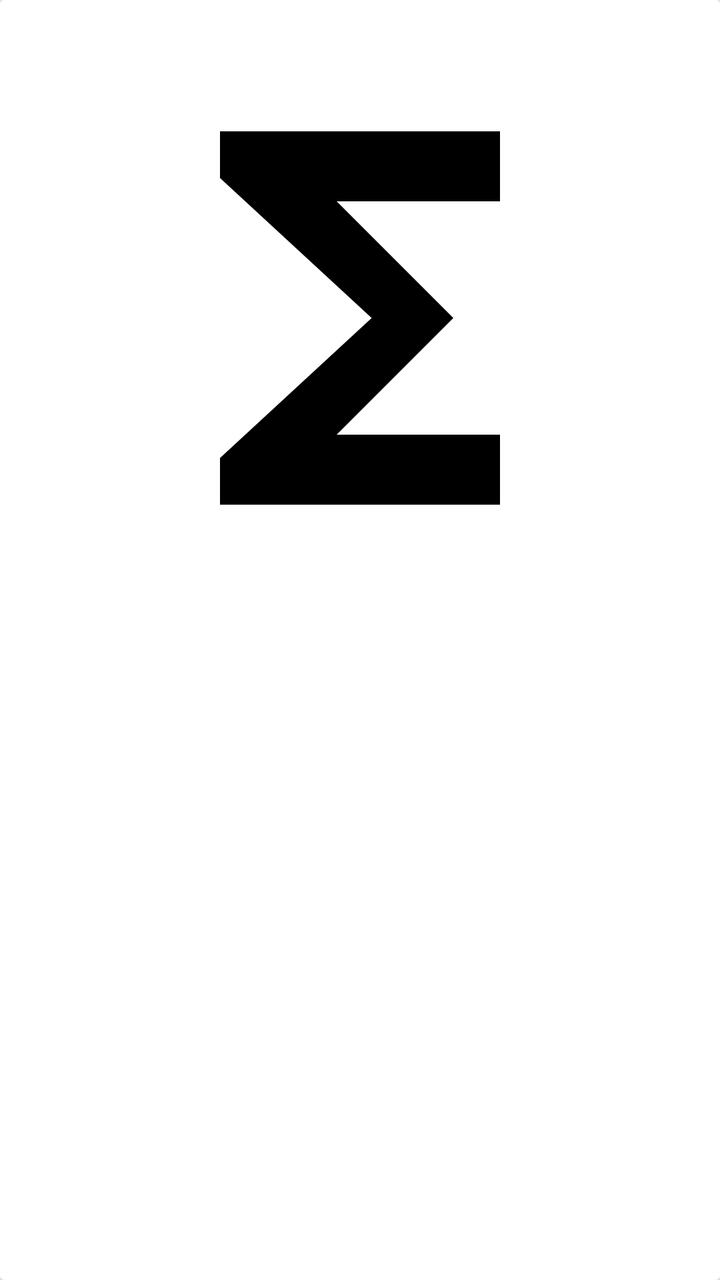
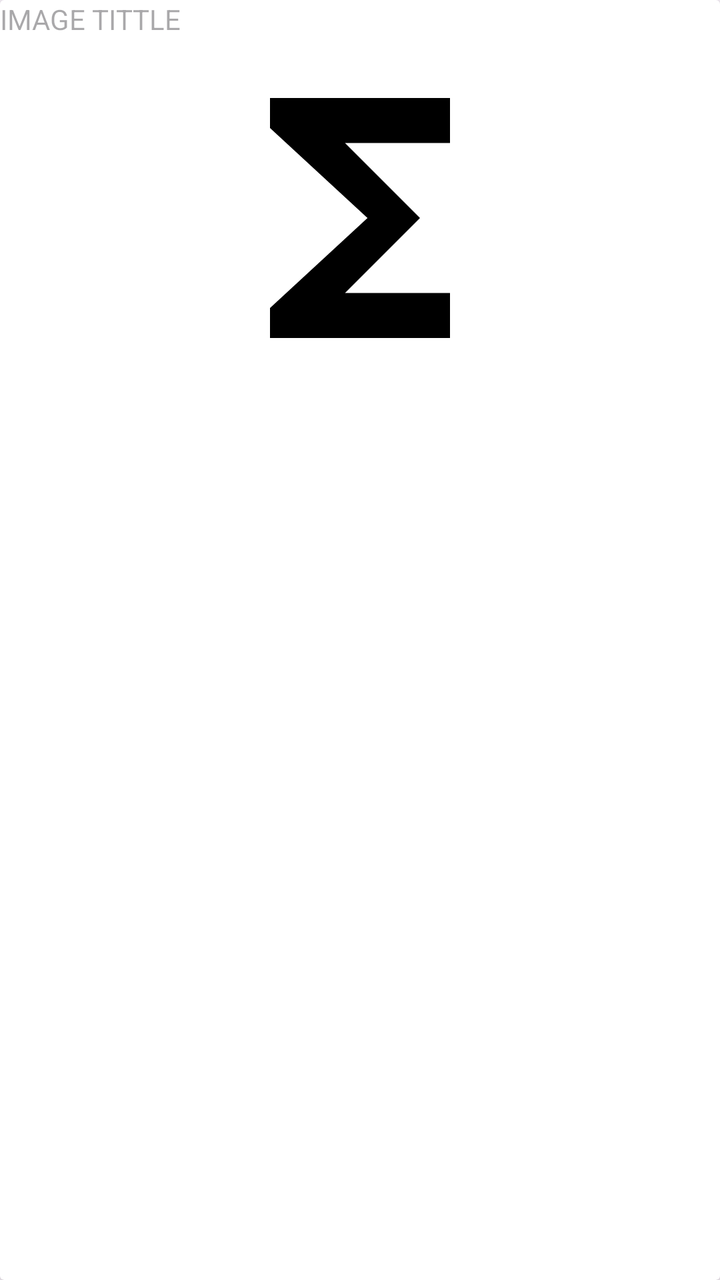

An Android layout rendered at two revisions. The XML below is the earlier revision; the diff shows what the commit changed to produce the second picture.
<!-- AndroidManifest.xml: another module's application theme Theme.MovieCatalog -->
<!-- res/layout/image_entry.xml -->
<?xml version="1.0" encoding="utf-8"?>
<androidx.cardview.widget.CardView xmlns:android="http://schemas.android.com/apk/res/android"
    android:layout_width="match_parent"
    android:layout_height="wrap_content"
    android:padding="@dimen/eight_dimen">

    <LinearLayout
        android:layout_width="match_parent"
        android:layout_height="match_parent"
        android:orientation="vertical">

        <TextView
            android:id="@+id/image_title"
            android:layout_width="match_parent"
            android:layout_height="wrap_content" />

        <ImageView
            android:id="@+id/movie_image"
            android:layout_width="match_parent"
            android:layout_height="@dimen/image_height"
            android:src="@drawable/ic_image" />
    </LinearLayout>

</androidx.cardview.widget.CardView>
<!-- resources referenced by this layout -->
<resources>
  <dimen name="eight_dimen">8dp</dimen>
  <dimen name="image_height">280dp</dimen>
  <!-- drawable ic_image (drawable) -->
  <vector xmlns:android="http://schemas.android.com/apk/res/android"
      android:width="24dp"
      android:height="24dp"
      android:tint="#000000"
      android:viewportWidth="24"
      android:viewportHeight="24">
      <path
          android:fillColor="@android:color/white"
          android:pathData="M18,4H6v2l6.5,6L6,18v2h12v-3h-7l5,-5 -5,-5h7V4z" />
  </vector>
  <style name="Theme.MovieCatalog" parent="Theme.Material3.Light.NoActionBar">
          
          <item name="colorPrimary">@color/purple_500</item>
          <item name="colorPrimaryVariant">@color/purple_700</item>
          <item name="colorOnPrimary">@color/white</item>
          
          <item name="colorSecondary">@color/teal_200</item>
          <item name="colorSecondaryVariant">@color/teal_700</item>
          <item name="colorOnSecondary">@color/black</item>
          
          <item name="android:statusBarColor">@android:color/darker_gray</item>
          
      </style>
  <color name="purple_500">#FF6200EE</color>
  <color name="purple_700">#FF3700B3</color>
  <color name="white">#FFFFFFFF</color>
  <color name="teal_200">#FF03DAC5</color>
  <color name="teal_700">#FF018786</color>
  <color name="black">#FF000000</color>
</resources>

<!-- the commit's change to res/layout/image_entry.xml (unified diff, before → after) -->
@@ -11,13 +11,14 @@
 
         <TextView
             android:id="@+id/image_title"
+            android:hint="IMAGE TITTLE"
             android:layout_width="match_parent"
             android:layout_height="wrap_content" />
 
         <ImageView
             android:id="@+id/movie_image"
             android:layout_width="match_parent"
-            android:layout_height="@dimen/image_height"
+            android:layout_height="180dp"
             android:src="@drawable/ic_image" />
     </LinearLayout>
 
<!-- resource entries referenced after the edit -->
@@ -1,7 +1,6 @@
 <!-- resources referenced by this layout -->
 <resources>
   <dimen name="eight_dimen">8dp</dimen>
-  <dimen name="image_height">280dp</dimen>
   <!-- drawable ic_image (drawable) -->
   <vector xmlns:android="http://schemas.android.com/apk/res/android"
       android:width="24dp"
